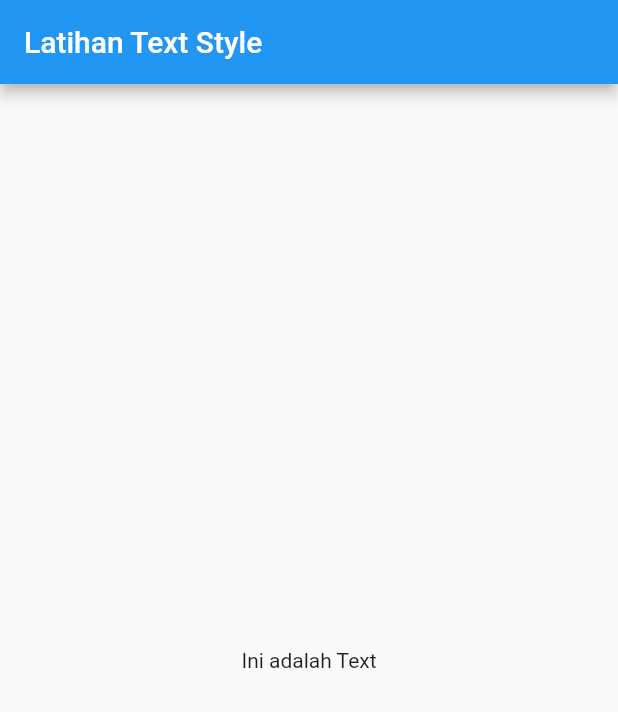
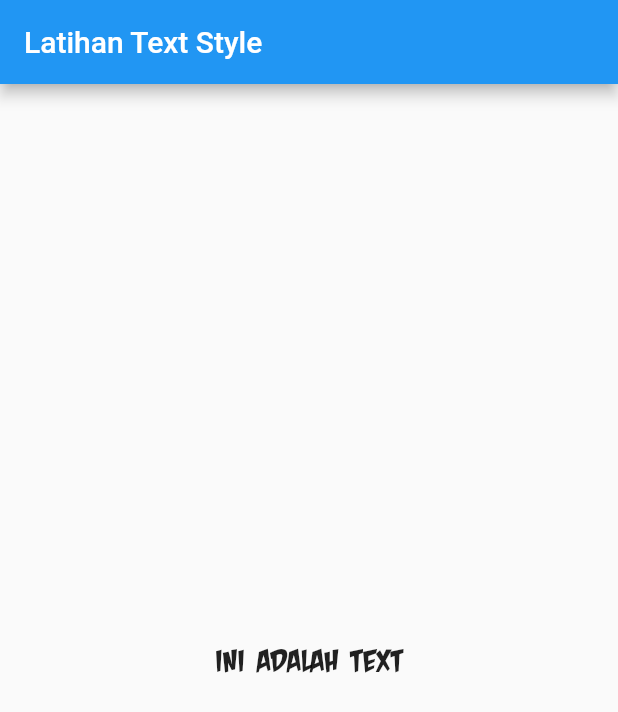
Before and after one commit to feyto81/learn-flutter-text-style, a Flutter app: the screen it shows after launch, on a phone screen of 412 x 824 dp. Shown: the top 712 px of the screen. Run offline on Flutter 3.47's test engine with Material 2 defaults, Android fonts, the phone set to English and light mode, and no system bars.

Commit message:
change fonts

```diff
--- a/lib/main.dart
+++ b/lib/main.dart
@@ -1,3 +1,5 @@
+import 'dart:ui';
+
 import 'package:flutter/material.dart';
 
 void main() {
@@ -13,7 +15,10 @@ class MyApp extends StatelessWidget {
           title: Text("Latihan Text Style"),
         ),
         body: Center(
-          child: Text("Ini adalah Text"),
+          child: Text(
+            "Ini adalah Text",
+            style: TextStyle(fontFamily: "CrashLandingBB", fontSize: 30),
+          ),
         ),
       ),
     );
```
Also changed, not shown: pubspec.yaml (+6 -1 lines), fonts/Raleway-Italic.ttf (added), fonts/Raleway-Regular.ttf (added).
